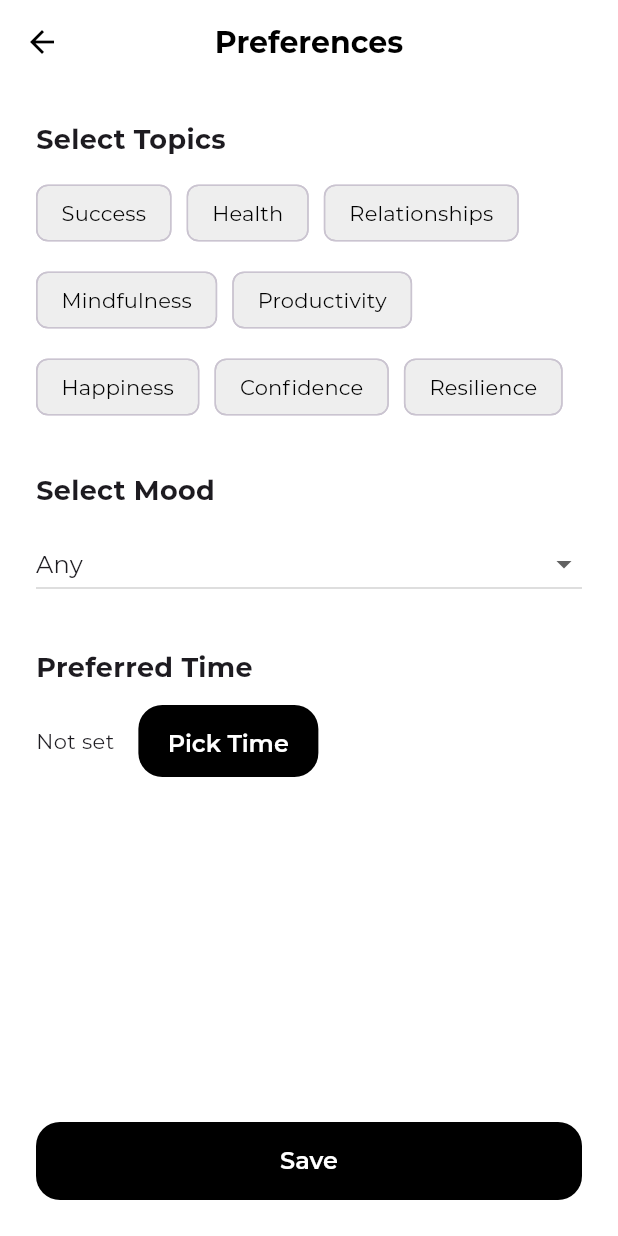
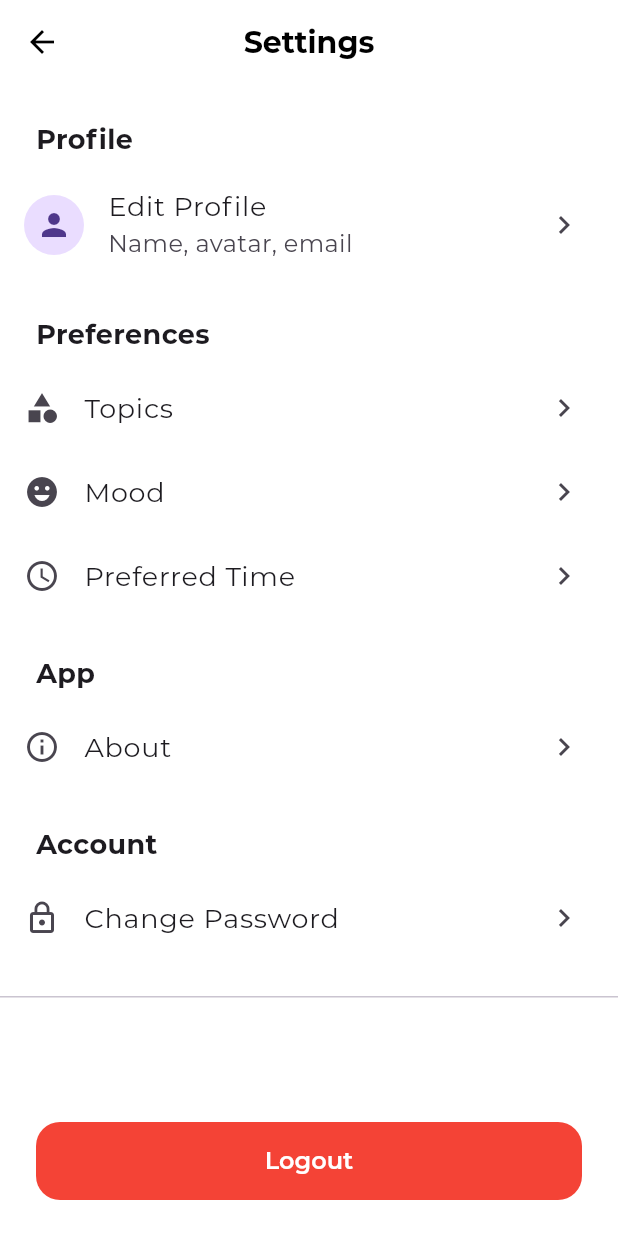
Before and after one commit to farrakhanwahab/motivation-app, a Flutter app: the screen it shows after launch, after a tap on the "settings" icon, on a phone screen of 412 x 824 dp. Run offline on Flutter 3.47's test engine with Material 3 defaults, Android fonts, the phone set to English and light mode, and no system bars; our stand-ins replace flutter_dotenv, shared_preferences.

Commit message:
ui: sectioned settings, bottom-aligned buttons, divider above logout, and full-page navigation for all settings features

```diff
--- a/lib/main.dart
+++ b/lib/main.dart
@@ -1,10 +1,10 @@
 import 'package:flutter/material.dart';
 import 'theme/app_theme.dart';
 import 'widgets/quote_card.dart';
-import 'screens/preferences_screen.dart';
 import 'package:flutter_dotenv/flutter_dotenv.dart';
 import 'package:shared_preferences/shared_preferences.dart';
 import 'services/ai_quote_service.dart';
+import 'screens/settings_screen.dart';
 
 void main() async {
   WidgetsFlutterBinding.ensureInitialized();
@@ -133,15 +133,11 @@ class _HomeScreenState extends State<HomeScreen> {
     }
   }
 
-  void _openPreferences() async {
+  void _openSettings() async {
     final result = await Navigator.push(
       context,
       MaterialPageRoute(
-        builder: (context) => PreferencesScreen(
-          initialTopics: selectedTopics,
-          initialMood: selectedMood,
-          initialTime: preferredTime,
-        ),
+        builder: (context) => const SettingsScreen(),
       ),
     );
     if (result != null && result is Map) {
@@ -152,7 +148,7 @@ class _HomeScreenState extends State<HomeScreen> {
       });
       await _savePreferences();
       ScaffoldMessenger.of(context).showSnackBar(
-        const SnackBar(content: Text('Preferences updated!')),
+        const SnackBar(content: Text('Settings updated!')),
       );
     }
   }
@@ -167,8 +163,8 @@ class _HomeScreenState extends State<HomeScreen> {
         actions: [
           IconButton(
             icon: const Icon(Icons.settings),
-            onPressed: _openPreferences,
-            tooltip: 'Preferences',
+            onPressed: _openSettings,
+            tooltip: 'Settings',
           ),
         ],
       ),
--- /dev/null
+++ b/lib/screens/settings_screen.dart
@@ -0,0 +1,116 @@
+import 'package:flutter/material.dart';
+import 'profile_page.dart';
+import 'topics_page.dart';
+import 'mood_page.dart';
+import 'time_page.dart';
+import 'about_page.dart';
+import 'change_password_page.dart';
+
+class SettingsScreen extends StatelessWidget {
+  const SettingsScreen({super.key});
+
+  @override
+  Widget build(BuildContext context) {
+    return Scaffold(
+      appBar: AppBar(
+        title: const Text('Settings'),
+        centerTitle: true,
+      ),
+      body: SafeArea(
+        child: Column(
+          children: [
+            Expanded(
+              child: ListView(
+                children: [
+                  // Profile Section
+                  const Padding(
+                    padding: EdgeInsets.fromLTRB(24, 24, 24, 8),
+                    child: Text('Profile', style: TextStyle(fontWeight: FontWeight.bold, fontSize: 18)),
+                  ),
+                  ListTile(
+                    leading: const CircleAvatar(child: Icon(Icons.person)),
+                    title: const Text('Edit Profile'),
+                    subtitle: const Text('Name, avatar, email'),
+                    trailing: const Icon(Icons.chevron_right),
+                    onTap: () => Navigator.push(context, MaterialPageRoute(builder: (_) => const ProfilePage())),
+                  ),
+                  // Preferences Section
+                  const Padding(
+                    padding: EdgeInsets.fromLTRB(24, 24, 24, 8),
+                    child: Text('Preferences', style: TextStyle(fontWeight: FontWeight.bold, fontSize: 18)),
+                  ),
+                  ListTile(
+                    leading: const Icon(Icons.category),
+                    title: const Text('Topics'),
+                    trailing: const Icon(Icons.chevron_right),
+                    onTap: () => Navigator.push(context, MaterialPageRoute(builder: (_) => const TopicsPage())),
+                  ),
+                  ListTile(
+                    leading: const Icon(Icons.emoji_emotions),
+                    title: const Text('Mood'),
+                    trailing: const Icon(Icons.chevron_right),
+                    onTap: () => Navigator.push(context, MaterialPageRoute(builder: (_) => const MoodPage())),
+                  ),
+                  ListTile(
+                    leading: const Icon(Icons.access_time),
+                    title: const Text('Preferred Time'),
+                    trailing: const Icon(Icons.chevron_right),
+                    onTap: () => Navigator.push(context, MaterialPageRoute(builder: (_) => const TimePage())),
+                  ),
+                  // App Section
+                  const Padding(
+                    padding: EdgeInsets.fromLTRB(24, 24, 24, 8),
+                    child: Text('App', style: TextStyle(fontWeight: FontWeight.bold, fontSize: 18)),
+                  ),
+                  ListTile(
+                    leading: const Icon(Icons.info_outline),
+                    title: const Text('About'),
+                    trailing: const Icon(Icons.chevron_right),
+                    onTap: () => Navigator.push(context, MaterialPageRoute(builder: (_) => const AboutPage())),
+                  ),
+                  // Account Section
+                  const Padding(
+                    padding: EdgeInsets.fromLTRB(24, 24, 24, 8),
+                    child: Text('Account', style: TextStyle(fontWeight: FontWeight.bold, fontSize: 18)),
+                  ),
+                  ListTile(
+                    leading: const Icon(Icons.lock_outline),
+                    title: const Text('Change Password'),
+                    trailing: const Icon(Icons.chevron_right),
+                    onTap: () => Navigator.push(context, MaterialPageRoute(builder: (_) => const ChangePasswordPage())),
+                  ),
+                  const SizedBox(height: 24),
+                  const Divider(height: 1, thickness: 1),
+                  const SizedBox(height: 32),
+                ],
+              ),
+            ),
+            Padding(
+              padding: const EdgeInsets.symmetric(horizontal: 24, vertical: 24),
+              child: SizedBox(
+                width: double.infinity,
+                child: ElevatedButton(
+                  onPressed: () {
+                    // TODO: Implement logout logic
+                    showDialog(
+                      context: context,
+                      builder: (context) => AlertDialog(
+                        title: const Text('Logout'),
+                        content: const Text('Logout functionality coming soon.'),
+                        actions: [
+                          TextButton(onPressed: () => Navigator.pop(context), child: const Text('OK')),
+                        ],
+                      ),
+                    );
+                  },
+                  style: ElevatedButton.styleFrom(backgroundColor: Colors.red),
+                  child: const Text('Logout'),
+                ),
+              ),
+            ),
+          ],
+        ),
+      ),
+    );
+  }
+}
```
Also changed, not shown: lib/screens/about_page.dart (added, +24 -0 lines), lib/screens/change_password_page.dart (added, +105 -0 lines), lib/screens/mood_page.dart (added, +64 -0 lines), lib/screens/profile_page.dart (added, +71 -0 lines), lib/screens/time_page.dart (added, +108 -0 lines), lib/screens/topics_page.dart (added, +72 -0 lines).
